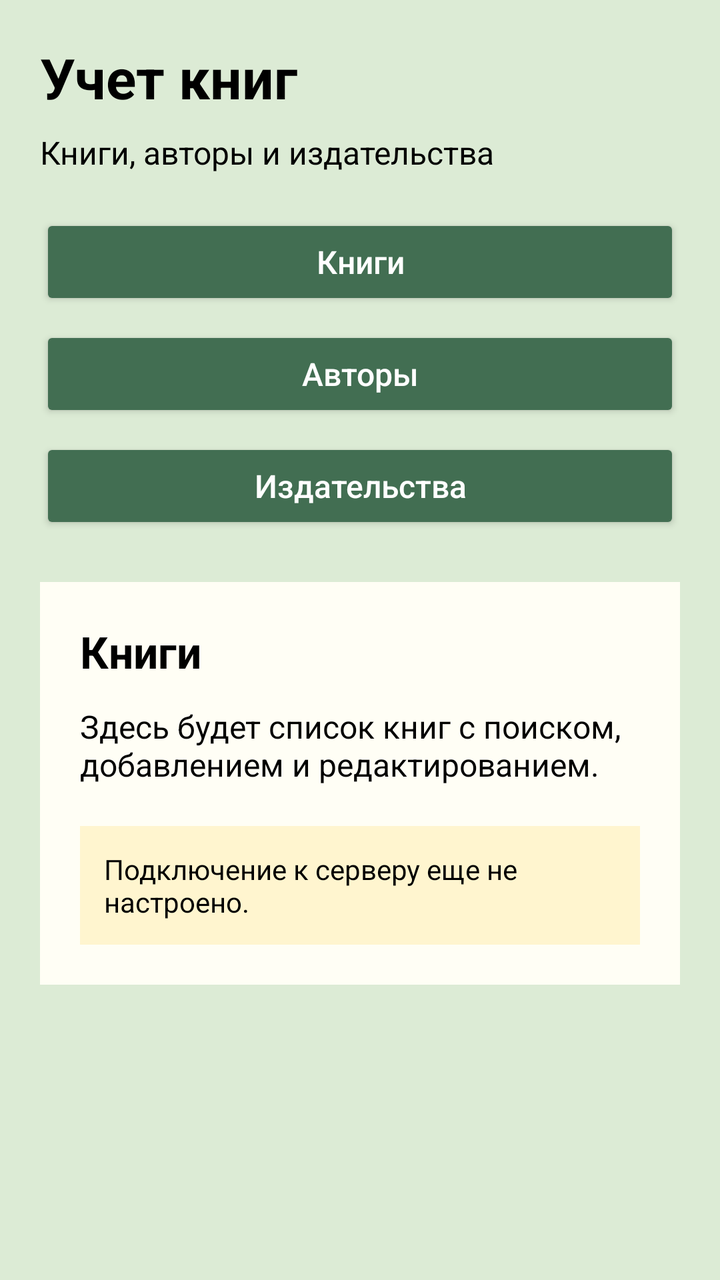
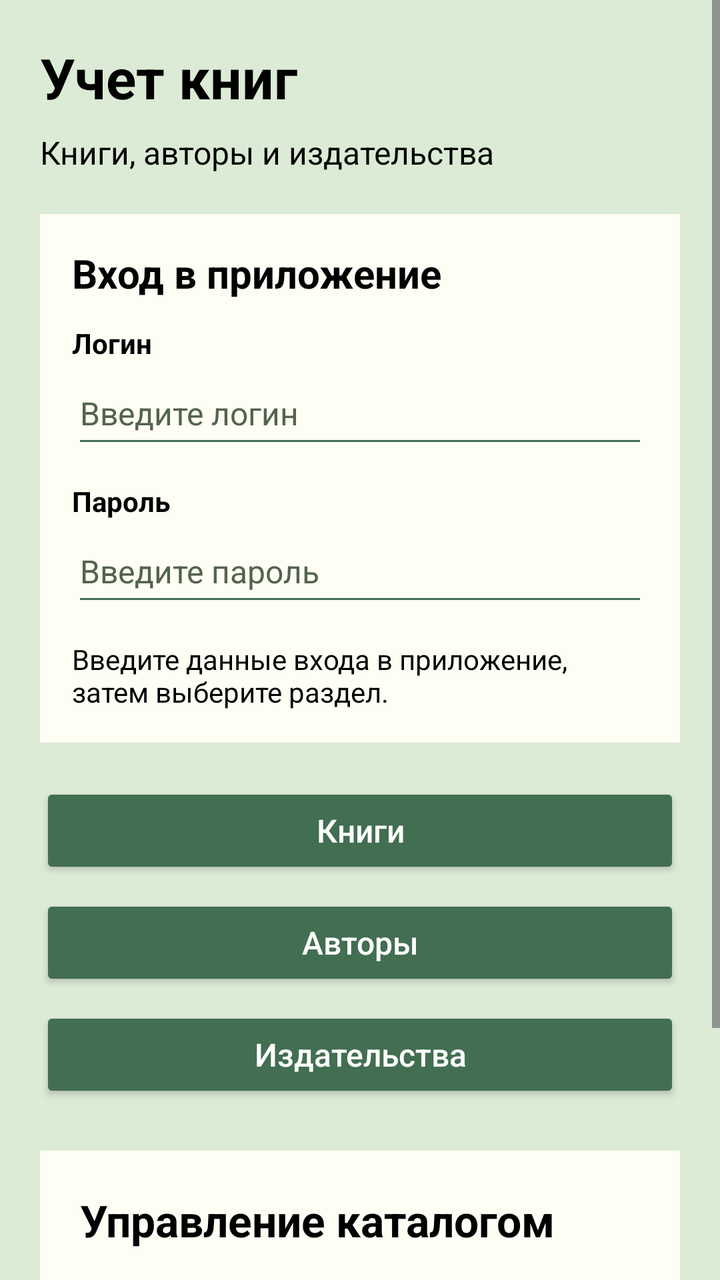

An Android layout rendered at two revisions. The XML below is the earlier revision; the diff shows what the commit changed to produce the second picture.
<!-- AndroidManifest.xml: application theme Theme.BookAccounting -->
<!-- res/layout/activity_main.xml -->
<?xml version="1.0" encoding="utf-8"?>
<ScrollView xmlns:android="http://schemas.android.com/apk/res/android"
    xmlns:app="http://schemas.android.com/apk/res-auto"
    android:id="@+id/main"
    android:layout_width="match_parent"
    android:layout_height="match_parent"
    android:background="#DCEBD5"
    android:fillViewport="true">

    <LinearLayout
        android:layout_width="match_parent"
        android:layout_height="wrap_content"
        android:orientation="vertical"
        android:padding="20dp">

        <TextView
            android:layout_width="match_parent"
            android:layout_height="wrap_content"
            android:text="@string/catalog_title"
            android:textColor="#000000"
            android:textSize="28sp"
            android:textStyle="bold" />

        <TextView
            android:layout_width="match_parent"
            android:layout_height="wrap_content"
            android:layout_marginTop="8dp"
            android:layout_marginBottom="20dp"
            android:text="@string/catalog_subtitle"
            android:textColor="#000000"
            android:textSize="16sp" />

        <androidx.appcompat.widget.AppCompatButton
            android:id="@+id/booksButton"
            android:layout_width="match_parent"
            android:layout_height="wrap_content"
            android:minHeight="48dp"
            android:text="@string/section_books"
            android:textAllCaps="false"
            android:textColor="#FFFFFF"
            android:textSize="16sp"
            app:backgroundTint="#426E52" />

        <androidx.appcompat.widget.AppCompatButton
            android:id="@+id/authorsButton"
            android:layout_width="match_parent"
            android:layout_height="wrap_content"
            android:layout_marginTop="8dp"
            android:minHeight="48dp"
            android:text="@string/section_authors"
            android:textAllCaps="false"
            android:textColor="#FFFFFF"
            android:textSize="16sp"
            app:backgroundTint="#426E52" />

        <androidx.appcompat.widget.AppCompatButton
            android:id="@+id/publishersButton"
            android:layout_width="match_parent"
            android:layout_height="wrap_content"
            android:layout_marginTop="8dp"
            android:minHeight="48dp"
            android:text="@string/section_publishers"
            android:textAllCaps="false"
            android:textColor="#FFFFFF"
            android:textSize="16sp"
            app:backgroundTint="#426E52" />

        <LinearLayout
            android:layout_width="match_parent"
            android:layout_height="wrap_content"
            android:layout_marginTop="24dp"
            android:background="#FFFEF5"
            android:orientation="vertical"
            android:padding="20dp">

            <TextView
                android:id="@+id/sectionTitle"
                android:layout_width="match_parent"
                android:layout_height="wrap_content"
                android:text="@string/section_books"
                android:textColor="#000000"
                android:textSize="22sp"
                android:textStyle="bold" />

            <TextView
                android:id="@+id/sectionDescription"
                android:layout_width="match_parent"
                android:layout_height="wrap_content"
                android:layout_marginTop="12dp"
                android:text="@string/books_description"
                android:textColor="#000000"
                android:textSize="16sp" />

            <TextView
                android:id="@+id/dataText"
                android:layout_width="match_parent"
                android:layout_height="wrap_content"
                android:layout_marginTop="20dp"
                android:background="#FFF5CF"
                android:padding="12dp"
                android:text="@string/server_not_connected"
                android:textColor="#000000"
                android:textSize="14sp" />

        </LinearLayout>

    </LinearLayout>

</ScrollView>
<!-- resources referenced by this layout -->
<resources>
  <string name="books_description">Здесь будет список книг с поиском, добавлением и редактированием.</string>
  <string name="catalog_subtitle">Книги, авторы и издательства</string>
  <string name="catalog_title">Учет книг</string>
  <string name="section_authors">Авторы</string>
  <string name="section_books">Книги</string>
  <string name="section_publishers">Издательства</string>
  <string name="server_not_connected">Подключение к серверу еще не настроено.</string>
  <style name="Theme.BookAccounting" parent="Base.Theme.BookAccounting" />
  <style name="Base.Theme.BookAccounting" parent="Theme.Material3.DayNight.NoActionBar">
          
          
      </style>
</resources>

<!-- the commit's change to res/layout/activity_main.xml (unified diff, before → after) -->
@@ -30,6 +30,87 @@
             android:textColor="#000000"
             android:textSize="16sp" />
 
+        
+        <LinearLayout
+            android:id="@+id/authPanel"
+            android:layout_width="match_parent"
+            android:layout_height="wrap_content"
+            android:layout_marginBottom="20dp"
+            android:background="#FFFEF5"
+            android:orientation="vertical"
+            android:padding="16dp">
+
+            <TextView
+                android:layout_width="match_parent"
+                android:layout_height="wrap_content"
+                android:layout_marginBottom="12dp"
+                android:text="Вход в приложение"
+                android:textColor="#000000"
+                android:textSize="20sp"
+                android:textStyle="bold" />
+
+            <TextView
+                android:layout_width="match_parent"
+                android:layout_height="wrap_content"
+                android:labelFor="@id/loginInput"
+                android:text="Логин"
+                android:textColor="#000000"
+                android:textSize="14sp"
+                android:textStyle="bold" />
+
+            <EditText
+                android:id="@+id/loginInput"
+                android:layout_width="match_parent"
+                android:layout_height="wrap_content"
+                android:minHeight="48dp"
+                android:backgroundTint="#426E52"
+                android:hint="Введите логин"
+                android:imeOptions="actionNext"
+                android:importantForAutofill="no"
+                android:inputType="textVisiblePassword"
+                android:saveEnabled="false"
+                android:singleLine="true"
+                android:textColor="#000000"
+                android:textColorHint="#54634D"
+                android:textSize="16sp" />
+
+            <TextView
+                android:layout_width="match_parent"
+                android:layout_height="wrap_content"
+                android:layout_marginTop="12dp"
+                android:labelFor="@id/passwordInput"
+                android:text="Пароль"
+                android:textColor="#000000"
+                android:textSize="14sp"
+                android:textStyle="bold" />
+
+            <EditText
+                android:id="@+id/passwordInput"
+                android:layout_width="match_parent"
+                android:layout_height="wrap_content"
+                android:minHeight="48dp"
+                android:backgroundTint="#426E52"
+                android:hint="Введите пароль"
+                android:imeOptions="actionDone"
+                android:importantForAutofill="no"
+                android:inputType="textPassword"
+                android:saveEnabled="false"
+                android:singleLine="true"
+                android:textColor="#000000"
+                android:textColorHint="#54634D"
+                android:textSize="16sp" />
+
+            <TextView
+                android:layout_width="match_parent"
+                android:layout_height="wrap_content"
+                android:layout_marginTop="12dp"
+                android:text="Введите данные входа в приложение, затем выберите раздел."
+                android:textColor="#000000"
+                android:textSize="14sp" />
+
+        </LinearLayout>
+
+        
         <androidx.appcompat.widget.AppCompatButton
             android:id="@+id/booksButton"
             android:layout_width="match_parent"
@@ -65,6 +146,7 @@
             android:textSize="16sp"
             app:backgroundTint="#426E52" />
 
+        
         <LinearLayout
             android:layout_width="match_parent"
             android:layout_height="wrap_content"
@@ -77,7 +159,7 @@
                 android:id="@+id/sectionTitle"
                 android:layout_width="match_parent"
                 android:layout_height="wrap_content"
-                android:text="@string/section_books"
+                android:text="Управление каталогом"
                 android:textColor="#000000"
                 android:textSize="22sp"
                 android:textStyle="bold" />
@@ -87,7 +169,7 @@
                 android:layout_width="match_parent"
                 android:layout_height="wrap_content"
                 android:layout_marginTop="12dp"
-                android:text="@string/books_description"
+                android:text="Сайт и приложение используют общую базу данных."
                 android:textColor="#000000"
                 android:textSize="16sp" />
 
@@ -98,7 +180,7 @@
                 android:layout_marginTop="20dp"
                 android:background="#FFF5CF"
                 android:padding="12dp"
-                android:text="@string/server_not_connected"
+                android:text="Введите логин и пароль, затем выберите раздел."
                 android:textColor="#000000"
                 android:textSize="14sp" />
 
<!-- resource entries referenced after the edit -->
@@ -1,12 +1,10 @@
 <!-- resources referenced by this layout -->
 <resources>
-  <string name="books_description">Здесь будет список книг с поиском, добавлением и редактированием.</string>
   <string name="catalog_subtitle">Книги, авторы и издательства</string>
   <string name="catalog_title">Учет книг</string>
   <string name="section_authors">Авторы</string>
   <string name="section_books">Книги</string>
   <string name="section_publishers">Издательства</string>
-  <string name="server_not_connected">Подключение к серверу еще не настроено.</string>
   <style name="Theme.BookAccounting" parent="Base.Theme.BookAccounting" />
   <style name="Base.Theme.BookAccounting" parent="Theme.Material3.DayNight.NoActionBar">
           
